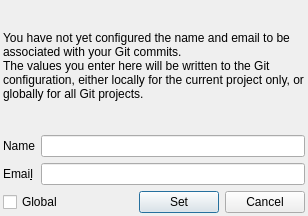
This is plugins/git/gitnameemaildialog.ui in KDE/kdevelop as Qt 5 draws it before an edit. The edited form follows.
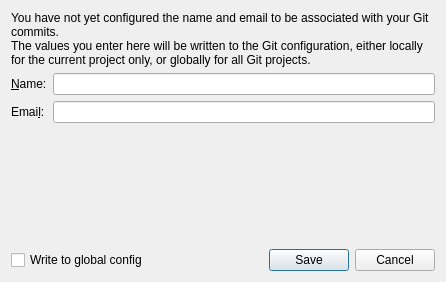
This is the edited form.

Patch:
```diff
--- a/plugins/git/gitnameemaildialog.ui
+++ b/plugins/git/gitnameemaildialog.ui
@@ -9,51 +9,15 @@
    <rect>
     <x>0</x>
     <y>0</y>
-    <width>308</width>
-    <height>216</height>
+    <width>446</width>
+    <height>282</height>
    </rect>
   </property>
-  <property name="sizePolicy">
-   <sizepolicy hsizetype="Preferred" vsizetype="Preferred">
-    <horstretch>0</horstretch>
-    <verstretch>0</verstretch>
-   </sizepolicy>
-  </property>
-  <property name="maximumSize">
-   <size>
-    <width>16777215</width>
-    <height>16777215</height>
-   </size>
-  </property>
   <property name="windowTitle">
    <string>Git name and email</string>
   </property>
-  <property name="locale">
-   <locale language="English" country="UnitedStates"/>
-  </property>
-  <widget class="QWidget" name="layoutWidget">
-   <property name="geometry">
-    <rect>
-     <x>0</x>
-     <y>0</y>
-     <width>308</width>
-     <height>216</height>
-    </rect>
-   </property>
-   <layout class="QGridLayout" name="gridLayout_2">
-    <property name="leftMargin">
-     <number>3</number>
-    </property>
-    <property name="topMargin">
-     <number>3</number>
-    </property>
-    <property name="rightMargin">
-     <number>3</number>
-    </property>
-    <property name="bottomMargin">
-     <number>3</number>
-    </property>
-    <item row="0" column="0">
+  <layout class="QVBoxLayout" name="_2">
+   <item>
      <widget class="QLabel" name="descriptionLabel">
       <property name="text">
        <string>&lt;html&gt;&lt;head/&gt;&lt;body&gt;&lt;p&gt;You have not yet configured the name and email to be associated with your Git commits.&lt;br/&gt;The values you enter here will be written to the Git configuration, either locally for the current project only, or globally for all Git projects.&lt;/p&gt;&lt;/body&gt;&lt;/html&gt;</string>
@@ -63,12 +27,12 @@
       </property>
      </widget>
     </item>
-    <item row="1" column="0">
-     <layout class="QGridLayout" name="gridLayout">
+   <item>
+    <layout class="QFormLayout" name="formLayout">
       <item row="0" column="0">
        <widget class="QLabel" name="label">
         <property name="text">
-         <string>Name</string>
+        <string>&amp;Name:</string>
         </property>
         <property name="buddy">
          <cstring>nameEdit</cstring>
@@ -78,27 +42,40 @@
       <item row="0" column="1">
        <widget class="QLineEdit" name="nameEdit"/>
       </item>
-      <item row="2" column="1">
-       <widget class="QLineEdit" name="emailEdit"/>
-      </item>
-      <item row="2" column="0">
+     <item row="1" column="0">
        <widget class="QLabel" name="label_2">
         <property name="text">
-         <string>Emai&amp;l</string>
+        <string>Emai&amp;l:</string>
         </property>
         <property name="buddy">
          <cstring>emailEdit</cstring>
         </property>
        </widget>
       </item>
-     </layout>
-    </item>
-    <item row="3" column="0">
+     <item row="1" column="1">
+      <widget class="QLineEdit" name="emailEdit"/>
+     </item>
+    </layout>
+   </item>
+   <item>
+    <spacer name="verticalSpacer">
+     <property name="orientation">
+      <enum>Qt::Vertical</enum>
+     </property>
+     <property name="sizeHint" stdset="0">
+      <size>
+       <width>20</width>
+       <height>40</height>
+      </size>
+     </property>
+    </spacer>
+   </item>
+   <item>
      <layout class="QHBoxLayout" name="horizontalLayout">
       <item>
        <widget class="QCheckBox" name="globalCheckBox">
         <property name="text">
-         <string>Global</string>
+        <string>Write to global config</string>
         </property>
        </widget>
       </item>
@@ -116,29 +93,15 @@
        </spacer>
       </item>
       <item>
-       <widget class="QPushButton" name="submitButton">
-        <property name="text">
-         <string>Set</string>
-        </property>
-        <property name="default">
-         <bool>true</bool>
-        </property>
-       </widget>
-      </item>
-      <item>
-       <widget class="QPushButton" name="cancelButton">
-        <property name="text">
-         <string>Cancel</string>
-        </property>
-        <property name="autoDefault">
-         <bool>false</bool>
-        </property>
-       </widget>
-      </item>
+      <widget class="QDialogButtonBox" name="buttonBox">
+       <property name="standardButtons">
+        <set>QDialogButtonBox::Cancel|QDialogButtonBox::Save</set>
+       </property>
+      </widget>
+     </item>
      </layout>
     </item>
    </layout>
-  </widget>
  </widget>
  <resources/>
  <connections/>
```
Left out of the diff: 2 changed lines with no effect on the pictures. Lines whose indentation alone changed are shown as unchanged.
